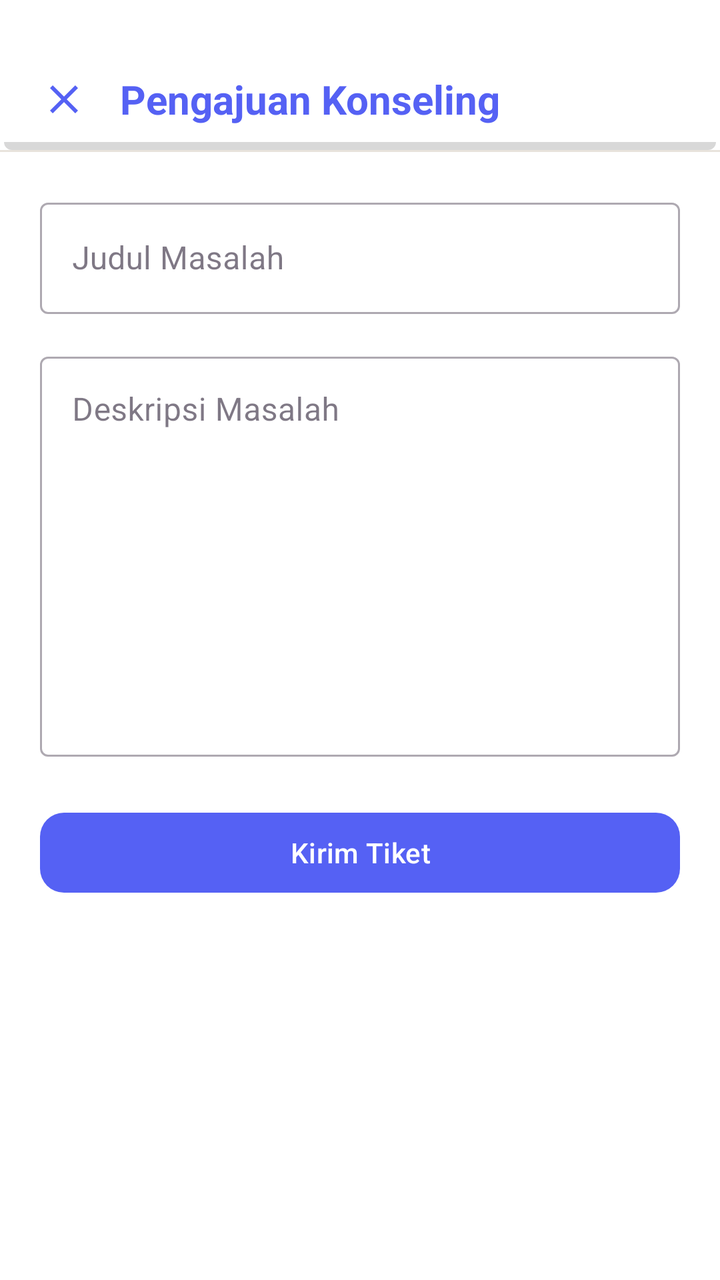
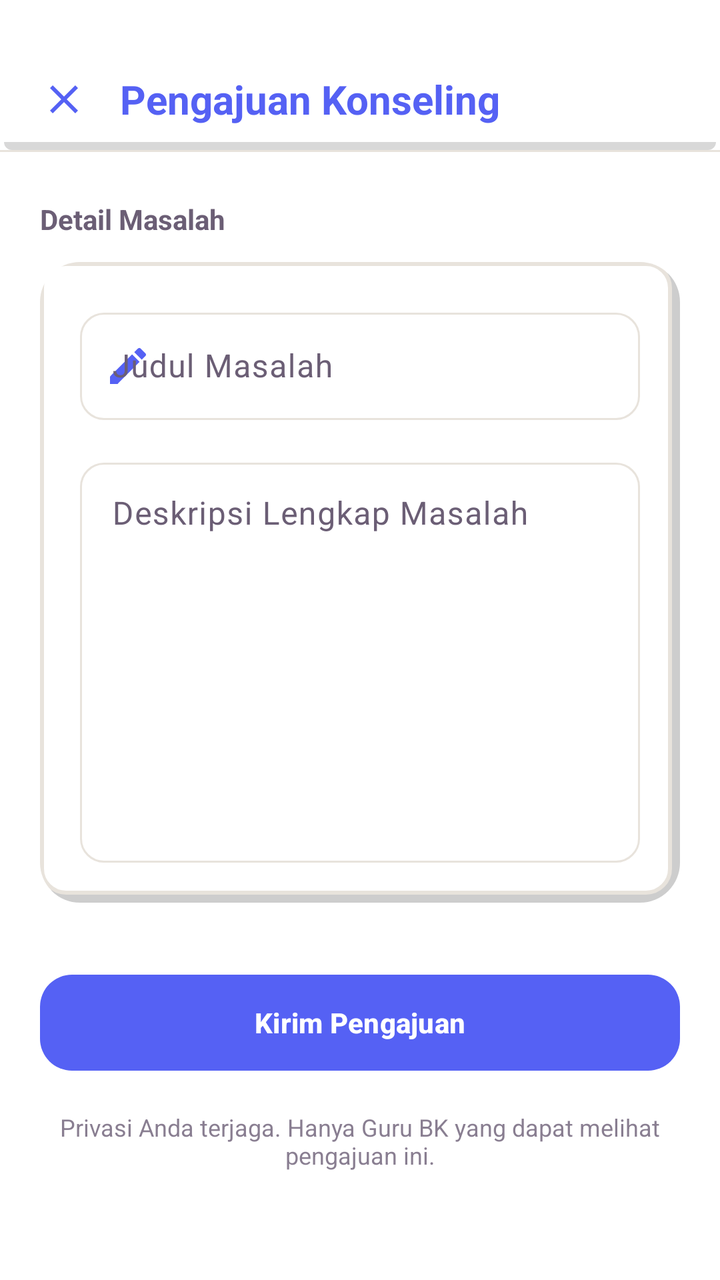

The first picture is an Android layout as it rendered before a commit; the second is the same layout after the commit. The layout source and the unified diff follow.
<!-- AndroidManifest.xml: application theme Theme.BkNova -->
<!-- res/layout/fragment_pengajuan_tiket.xml -->
<?xml version="1.0" encoding="utf-8"?>
<androidx.constraintlayout.widget.ConstraintLayout xmlns:android="http://schemas.android.com/apk/res/android"
    xmlns:app="http://schemas.android.com/apk/res-auto"
    android:layout_width="match_parent"
    android:layout_height="match_parent"
    android:background="@color/white">

    
    <androidx.constraintlayout.widget.ConstraintLayout
        android:id="@+id/header"
        android:layout_width="match_parent"
        android:layout_height="wrap_content"
        android:paddingTop="36dp"
        android:paddingBottom="12dp"
        android:paddingHorizontal="20dp"
        android:background="@drawable/bg_header"
        app:layout_constraintTop_toTopOf="parent">

        <ImageView
            android:id="@+id/btn_back_pengajuan"
            android:layout_width="24dp"
            android:layout_height="24dp"
            android:src="@drawable/ic_close"
            app:layout_constraintBottom_toBottomOf="parent"
            app:layout_constraintStart_toStartOf="parent"
            app:layout_constraintTop_toTopOf="parent"
            app:tint="@color/brand_primary"
            android:clickable="true"
            android:focusable="true"
            android:background="?attr/selectableItemBackgroundBorderless" />

        <TextView
            android:layout_width="wrap_content"
            android:layout_height="wrap_content"
            android:layout_marginStart="16dp"
            android:text="Pengajuan Konseling"
            android:textColor="@color/brand_primary"
            android:textSize="20sp"
            android:textStyle="bold"
            app:layout_constraintBottom_toBottomOf="parent"
            app:layout_constraintStart_toEndOf="@id/btn_back_pengajuan"
            app:layout_constraintTop_toTopOf="parent" />

    </androidx.constraintlayout.widget.ConstraintLayout>

    <View
        android:id="@+id/divider_header"
        android:layout_width="match_parent"
        android:layout_height="1dp"
        android:background="@color/divider_color"
        app:layout_constraintTop_toBottomOf="@id/header" />

    <androidx.core.widget.NestedScrollView
        android:layout_width="match_parent"
        android:layout_height="0dp"
        app:layout_constraintBottom_toBottomOf="parent"
        app:layout_constraintTop_toBottomOf="@id/divider_header">

        <LinearLayout
            android:layout_width="match_parent"
            android:layout_height="wrap_content"
            android:orientation="vertical"
            android:padding="20dp">

            <com.google.android.material.textfield.TextInputLayout
                android:id="@+id/til_judul_pengajuan"
                android:layout_width="match_parent"
                android:layout_height="wrap_content"
                android:hint="Judul Masalah"
                style="@style/Widget.MaterialComponents.TextInputLayout.OutlinedBox">

                <com.google.android.material.textfield.TextInputEditText
                    android:layout_width="match_parent"
                    android:layout_height="wrap_content" />
            </com.google.android.material.textfield.TextInputLayout>

            <com.google.android.material.textfield.TextInputLayout
                android:id="@+id/til_isi_pengajuan"
                android:layout_width="match_parent"
                android:layout_height="wrap_content"
                android:hint="Deskripsi Masalah"
                android:layout_marginTop="16dp"
                style="@style/Widget.MaterialComponents.TextInputLayout.OutlinedBox">

                <com.google.android.material.textfield.TextInputEditText
                    android:layout_width="match_parent"
                    android:layout_height="200dp"
                    android:gravity="top" />
            </com.google.android.material.textfield.TextInputLayout>

            <com.google.android.material.button.MaterialButton
                android:id="@+id/btn_kirim_tiket"
                android:layout_width="match_parent"
                android:layout_height="wrap_content"
                android:text="Kirim Tiket"
                android:layout_marginTop="24dp"
                app:cornerRadius="12dp" />

        </LinearLayout>
    </androidx.core.widget.NestedScrollView>

</androidx.constraintlayout.widget.ConstraintLayout>
<!-- resources referenced by this layout -->
<resources>
  <color name="brand_primary">#5561F4</color>
  <color name="divider_color">#E8E3DC</color>
  <color name="white">#FFFFFFFF</color>
  <!-- drawable bg_header (drawable) -->
  <?xml version="1.0" encoding="utf-8"?>
  <layer-list xmlns:android="http://schemas.android.com/apk/res/android">
  
      
      <item
          android:left="2dp"
          android:right="2dp"
          android:top="4dp">
          <shape android:shape="rectangle">
              <solid android:color="#27000000"/>
              <corners android:radius="4dp" />
          </shape>
      </item>
  
      
      <item
          android:right="0dp"
          android:bottom="4dp">
          <shape android:shape="rectangle">
              <solid android:color="#FFFFFF" />
          </shape>
      </item>
  
  </layer-list>
  <!-- drawable ic_close (drawable) -->
  <vector xmlns:android="http://schemas.android.com/apk/res/android"
      android:width="24dp"
      android:height="24dp"
      android:viewportWidth="24"
      android:viewportHeight="24">
      <path
          android:fillColor="#FF000000"
          android:pathData="M19,6.41L17.59,5L12,10.59L6.41,5L5,6.41L10.59,12L5,17.59L6.41,19L12,13.41L17.59,19L19,17.59L13.41,12L19,6.41Z" />
  </vector>
  <style name="Theme.BkNova" parent="Base.Theme.BkNova" />
  <color name="brand_soft">#F0E6FC</color>
  <color name="text_color_primary">#2A1E33</color>
  <color name="accent_pink">#FF7FAF</color>
  <color name="accent_pink_soft">#FFECF3</color>
  <color name="accent_peach">#FFC6BF</color>
  <color name="accent_peach_soft">#FFE8E5</color>
  <color name="background_cream">#F8F7F2</color>
  <color name="text_color_secondary">#6B5E75</color>
  <color name="red_text">#DC2626</color>
  <color name="red_light">#FEE2E2</color>
  <!-- unchanged entries left out for length: 1 -->
</resources>

<!-- the commit's change to res/layout/fragment_pengajuan_tiket.xml (unified diff, before → after) -->
@@ -53,6 +53,7 @@
     <androidx.core.widget.NestedScrollView
         android:layout_width="match_parent"
         android:layout_height="0dp"
+        android:fillViewport="true"
         app:layout_constraintBottom_toBottomOf="parent"
         app:layout_constraintTop_toBottomOf="@id/divider_header">
 
@@ -60,41 +61,98 @@
             android:layout_width="match_parent"
             android:layout_height="wrap_content"
             android:orientation="vertical"
-            android:padding="20dp">
+            android:paddingHorizontal="20dp"
+            android:paddingTop="24dp"
+            android:paddingBottom="100dp">
 
-            <com.google.android.material.textfield.TextInputLayout
-                android:id="@+id/til_judul_pengajuan"
+            <TextView
+                android:layout_width="wrap_content"
+                android:layout_height="wrap_content"
+                android:text="Detail Masalah"
+                android:textSize="14sp"
+                android:textStyle="bold"
+                android:textColor="@color/text_color_secondary"
+                android:layout_marginBottom="12dp" />
+
+            <com.google.android.material.card.MaterialCardView
                 android:layout_width="match_parent"
                 android:layout_height="wrap_content"
-                android:hint="Judul Masalah"
-                style="@style/Widget.MaterialComponents.TextInputLayout.OutlinedBox">
+                app:cardCornerRadius="20dp"
+                app:strokeWidth="0dp"
+                app:cardElevation="0dp">
 
-                <com.google.android.material.textfield.TextInputEditText
+                <LinearLayout
                     android:layout_width="match_parent"
-                    android:layout_height="wrap_content" />
-            </com.google.android.material.textfield.TextInputLayout>
+                    android:layout_height="wrap_content"
+                    android:orientation="vertical"
+                    android:background="@drawable/bg_grid_shadow"
+                    android:padding="20dp">
 
-            <com.google.android.material.textfield.TextInputLayout
-                android:id="@+id/til_isi_pengajuan"
-                android:layout_width="match_parent"
-                android:layout_height="wrap_content"
-                android:hint="Deskripsi Masalah"
-                android:layout_marginTop="16dp"
-                style="@style/Widget.MaterialComponents.TextInputLayout.OutlinedBox">
+                    <com.google.android.material.textfield.TextInputLayout
+                        android:id="@+id/til_judul_pengajuan"
+                        style="@style/Widget.Material3.TextInputLayout.OutlinedBox"
+                        android:layout_width="match_parent"
+                        android:layout_height="wrap_content"
+                        android:hint="Judul Masalah"
+                        app:startIconDrawable="@drawable/ic_edit"
+                        app:startIconTint="@color/brand_primary"
+                        app:boxCornerRadiusTopStart="12dp"
+                        app:boxCornerRadiusTopEnd="12dp"
+                        app:boxCornerRadiusBottomStart="12dp"
+                        app:boxCornerRadiusBottomEnd="12dp"
+                        app:endIconMode="clear_text">
 
-                <com.google.android.material.textfield.TextInputEditText
-                    android:layout_width="match_parent"
-                    android:layout_height="200dp"
-                    android:gravity="top" />
-            </com.google.android.material.textfield.TextInputLayout>
+                        <com.google.android.material.textfield.TextInputEditText
+                            android:layout_width="match_parent"
+                            android:layout_height="wrap_content"
+                            android:paddingVertical="16dp"
+                            android:textColor="@color/text_color_primary" />
+                    </com.google.android.material.textfield.TextInputLayout>
+
+                    <com.google.android.material.textfield.TextInputLayout
+                        android:id="@+id/til_isi_pengajuan"
+                        style="@style/Widget.Material3.TextInputLayout.OutlinedBox"
+                        android:layout_width="match_parent"
+                        android:layout_height="wrap_content"
+                        android:hint="Deskripsi Lengkap Masalah"
+                        android:layout_marginTop="16dp"
+                        app:boxCornerRadiusTopStart="12dp"
+                        app:boxCornerRadiusTopEnd="12dp"
+                        app:boxCornerRadiusBottomStart="12dp"
+                        app:boxCornerRadiusBottomEnd="12dp">
+
+                        <com.google.android.material.textfield.TextInputEditText
+                            android:layout_width="match_parent"
+                            android:layout_height="wrap_content"
+                            android:minHeight="200dp"
+                            android:gravity="top"
+                            android:paddingVertical="16dp"
+                            android:textColor="@color/text_color_primary" />
+                    </com.google.android.material.textfield.TextInputLayout>
+
+                </LinearLayout>
+            </com.google.android.material.card.MaterialCardView>
 
             <com.google.android.material.button.MaterialButton
                 android:id="@+id/btn_kirim_tiket"
                 android:layout_width="match_parent"
+                android:layout_height="56dp"
+                android:text="Kirim Pengajuan"
+                android:layout_marginTop="32dp"
+                android:textStyle="bold"
+                android:textAllCaps="false"
+                app:cornerRadius="16dp"
+                app:elevation="4dp" />
+
+            <TextView
+                android:layout_width="match_parent"
                 android:layout_height="wrap_content"
-                android:text="Kirim Tiket"
-                android:layout_marginTop="24dp"
-                app:cornerRadius="12dp" />
+                android:layout_marginTop="16dp"
+                android:text="Privasi Anda terjaga. Hanya Guru BK yang dapat melihat pengajuan ini."
+                android:textSize="12sp"
+                android:textColor="@color/text_color_secondary"
+                android:gravity="center"
+                android:alpha="0.8" />
 
         </LinearLayout>
     </androidx.core.widget.NestedScrollView>
<!-- resource entries referenced after the edit -->
@@ -3,6 +3,38 @@
   <color name="brand_primary">#5561F4</color>
   <color name="divider_color">#E8E3DC</color>
   <color name="white">#FFFFFFFF</color>
+  <!-- drawable bg_grid_shadow (drawable) -->
+  <?xml version="1.0" encoding="utf-8"?>
+  <layer-list xmlns:android="http://schemas.android.com/apk/res/android">
+  
+      
+      <item
+          android:left="4dp"
+  
+          android:top="4dp">
+  
+          <shape android:shape="rectangle">
+  
+              <solid android:color="#32000000" />
+              <corners android:radius="12dp" />
+          </shape>
+  
+      </item>
+  
+      
+      <item
+          android:right="4dp"
+          android:bottom="4dp">
+          <shape android:shape="rectangle">
+              <solid android:color="#FFFFFF" />
+              <corners android:radius="12dp" />
+              <stroke
+                  android:width="2dp"
+                  android:color="@color/border_color" />
+          </shape>
+      </item>
+  
+  </layer-list>
   <!-- drawable bg_header (drawable) -->
   <?xml version="1.0" encoding="utf-8"?>
   <layer-list xmlns:android="http://schemas.android.com/apk/res/android">
@@ -38,7 +70,18 @@
           android:fillColor="#FF000000"
           android:pathData="M19,6.41L17.59,5L12,10.59L6.41,5L5,6.41L10.59,12L5,17.59L6.41,19L12,13.41L17.59,19L19,17.59L13.41,12L19,6.41Z" />
   </vector>
+  <!-- drawable ic_edit (drawable) -->
+  <vector xmlns:android="http://schemas.android.com/apk/res/android"
+      android:width="24dp"
+      android:height="24dp"
+      android:viewportWidth="24"
+      android:viewportHeight="24">
+      <path
+          android:fillColor="#000000"
+          android:pathData="M3,17.25V21h3.75L17.81,9.94l-3.75,-3.75L3,17.25zM20.71,7.04c0.39,-0.39 0.39,-1.02 0,-1.41l-2.34,-2.34c-0.39,-0.39 -1.02,-0.39 -1.41,0l-1.83,1.83l3.75,3.75L20.71,7.04z"/>
+  </vector>
   <style name="Theme.BkNova" parent="Base.Theme.BkNova" />
+  <color name="border_color">#E8E3DC</color>
   <color name="brand_soft">#F0E6FC</color>
   <color name="text_color_primary">#2A1E33</color>
   <color name="accent_pink">#FF7FAF</color>
